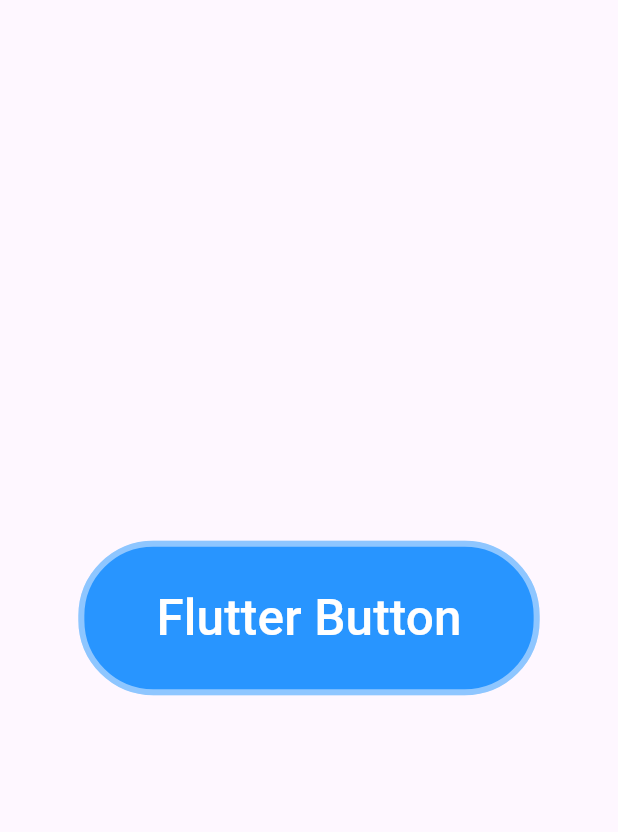
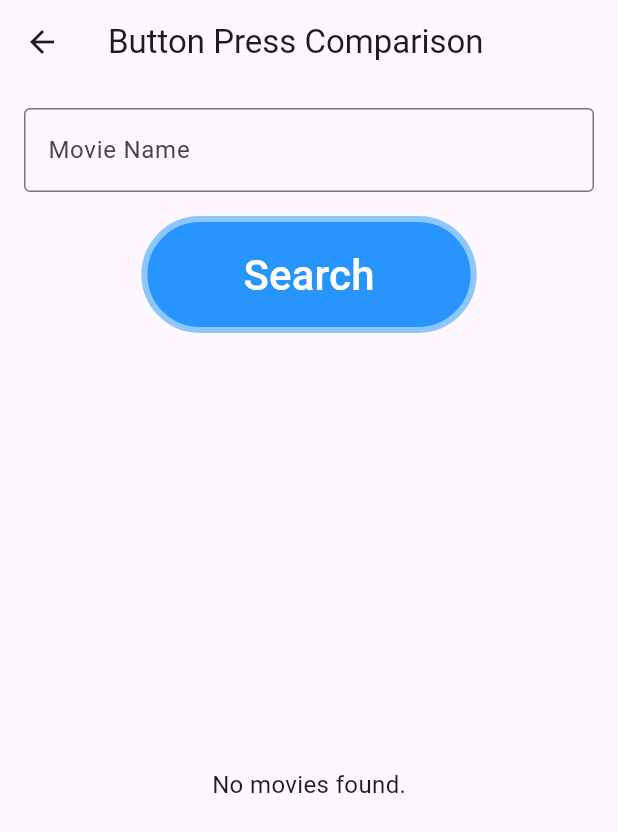
Before and after one commit to ginganotnigg/Animation-Comparison-App, a Flutter app: the ButtonPressScreen screen opened directly, on a phone screen of 412 x 824 dp. Shown: the top 832 px of the screen. Run offline on Flutter 3.47's test engine with Material 3 defaults, Android fonts, the phone set to English and light mode, and no system bars; our stand-ins replace cached_network_image, lottie, rive; network calls fail.

Commit message:
fix: re-design button press screen

```diff
--- a/lib/screen/button_press.dart
+++ b/lib/screen/button_press.dart
@@ -1,20 +1,48 @@
+import 'package:animation_app/model/movie.dart';
 import 'package:flutter/material.dart';
-import 'package:rive/rive.dart';
+import 'package:rive/rive.dart' as rive;
 
 class ButtonPressScreen extends StatefulWidget {
   final bool useBuiltIn;
 
-  const ButtonPressScreen({super.key, required this.useBuiltIn});
+  const ButtonPressScreen({Key? key, required this.useBuiltIn})
+      : super(key: key);
 
   @override
-  State<ButtonPressScreen> createState() => _ButtonPressScreenState();
+  _ButtonPressScreenState createState() => _ButtonPressScreenState();
 }
 
 class _ButtonPressScreenState extends State<ButtonPressScreen>
     with SingleTickerProviderStateMixin {
-  SMITrigger? _onClick;
+  final TextEditingController _searchController = TextEditingController();
+  List<Movie> _searchResults = [];
+  rive.SMITrigger? _onClick;
   double _scale = 1.0;
   double _shadowBlur = 0.0;
+
+  @override
+  void dispose() {
+    _searchController.dispose();
+    super.dispose();
+  }
+
+  void _searchMovies() async {
+    setState(() {
+      _searchResults = [];
+    });
+
+    String query = _searchController.text.toLowerCase();
+
+    List<Movie> results = sampleMovies()
+        .where((movie) => movie.title.toLowerCase().contains(query))
+        .toList();
+
+    setState(() {
+      _searchResults = results;
+    });
+
+    _searchController.text = '';
+  }
 
   void _onButtonPressed() {
     if (_onClick != null) {
@@ -23,7 +51,7 @@ class _ButtonPressScreenState extends State<ButtonPressScreen>
 
     setState(() {
       _scale = 0.8;
-      _shadowBlur = 70.0;
+      _shadowBlur = 40.0; // Blur shadow effect
     });
 
     Future.delayed(const Duration(milliseconds: 100), () {
@@ -31,26 +59,80 @@ class _ButtonPressScreenState extends State<ButtonPressScreen>
         _scale = 1.0;
         _shadowBlur = 0.0; // Reset the shadow after the effect
       });
+      _searchMovies(); // Execute search when button is pressed
     });
   }
 
-  // Initialize Rive state machine
-  void _onRiveInit(Artboard artboard) {
-    final controller = StateMachineController.fromArtboard(
-        artboard, 'State Machine 1'); // State machine name
+  void _onRiveInit(rive.Artboard artboard) {
+    final controller =
+        rive.StateMachineController.fromArtboard(artboard, 'State Machine 1');
     if (controller != null) {
       artboard.addController(controller);
-      _onClick = controller.findInput('CLICK') as SMITrigger?;
+      _onClick = controller.findInput('CLICK') as rive.SMITrigger?;
     }
   }
 
   @override
   Widget build(BuildContext context) {
     return Scaffold(
-      body: Center(
-        child: widget.useBuiltIn
-            // Flutter Button
-            ? AnimatedScale(
+      appBar: AppBar(title: const Text('Button Press Comparison')),
+      body: Padding(
+        padding: const EdgeInsets.all(16.0),
+        child: Column(
+          children: [
+            // TextField for movie title
+            TextField(
+              controller: _searchController,
+              decoration: const InputDecoration(
+                labelText: 'Movie Name',
+                border: OutlineInputBorder(),
+              ),
+            ),
+            const SizedBox(height: 16),
+            // Search button: Built-in or Rive
+            widget.useBuiltIn ? _buildBuiltInButton() : _buildRiveButton(),
+            const SizedBox(height: 16),
+            // List of search results
+            Expanded(
+              child: _searchResults.isNotEmpty
+                  ? ListView.builder(
+                      itemCount: _searchResults.length,
+                      itemBuilder: (context, index) {
+                        final movie = _searchResults[index];
+                        return ListTile(
+                          contentPadding: const EdgeInsets.all(8.0),
+                          leading: FadeInImage.assetNetwork(
+                            placeholder: 'lib/assets/images/default.png',
+                            image: movie.imageUrl,
+                            width: 50,
+                            fit: BoxFit.cover,
+                            imageErrorBuilder: (context, error, stackTrace) {
+                              return const Icon(
+                                Icons.broken_image,
+                                size: 50,
+                              );
+                            },
+                          ),
+                          title: Text(movie.title),
+                          subtitle: Text('Release: ${movie.releaseDate}'),
+                        );
+                      },
+                    )
+                  : const Center(
+                      child: Text(
+                        'No movies found.',
+                        style: TextStyle(fontSize: 16),
+                      ),
+                    ),
+            ),
+          ],
+        ),
+      ),
+    );
+  }
+
+  Widget _buildBuiltInButton() {
+    return AnimatedScale(
       scale: _scale,
       duration: const Duration(milliseconds: 100),
       curve: Curves.easeInOut,
@@ -77,34 +159,34 @@ class _ButtonPressScreenState extends State<ButtonPressScreen>
           style: ElevatedButton.styleFrom(
             backgroundColor: Colors.transparent,
             shadowColor: Colors.transparent,
-                      padding: const EdgeInsets.symmetric(
-                          horizontal: 48, vertical: 24),
+            padding: const EdgeInsets.symmetric(horizontal: 64, vertical: 15),
             shape: RoundedRectangleBorder(
               borderRadius: BorderRadius.circular(30),
             ),
           ),
           child: const Text(
-                      'Flutter Button',
-                      style: TextStyle(
-                        fontSize: 33,
-                        color: Colors.white,
+            'Search',
+            style: TextStyle(fontSize: 28, color: Colors.white),
           ),
         ),
       ),
-                ),
-              )
-            :
-            // Rive Button
-            GestureDetector(
+    );
+  }
+
+  Widget _buildRiveButton() {
+    return GestureDetector(
       onTap: _onButtonPressed,
+      child: AnimatedScale(
+        scale: _scale,
+        duration: const Duration(milliseconds: 100),
+        curve: Curves.easeInOut,
         child: SizedBox(
-                  width: 400,
-                  height: 400,
-                  child: RiveAnimation.asset(
+          width: 240, // Adjust size as needed
+          height: 80, // Adjust size as needed
+          child: rive.RiveAnimation.asset(
             'lib/assets/rive/button_press.riv',
-                    fit: BoxFit.cover,
-                    onInit: _onRiveInit, // Initialize the Rive animation
-                  ),
+            onInit: _onRiveInit,
+            // fit: BoxFit.contain,
           ),
         ),
       ),
--- a/pubspec.yaml
+++ b/pubspec.yaml
@@ -65,6 +65,7 @@ flutter:
   assets:
     - lib/assets/lottie/
     - lib/assets/rive/
+    - lib/assets/images/
   #   - images/a_dot_ham.jpeg
 
   # An image asset can refer to one or more resolution-specific "variants", see
```
Also changed, not shown: lib/assets/images/default.png (added), 1 other file. Lines whose indentation alone changed are shown as unchanged.
